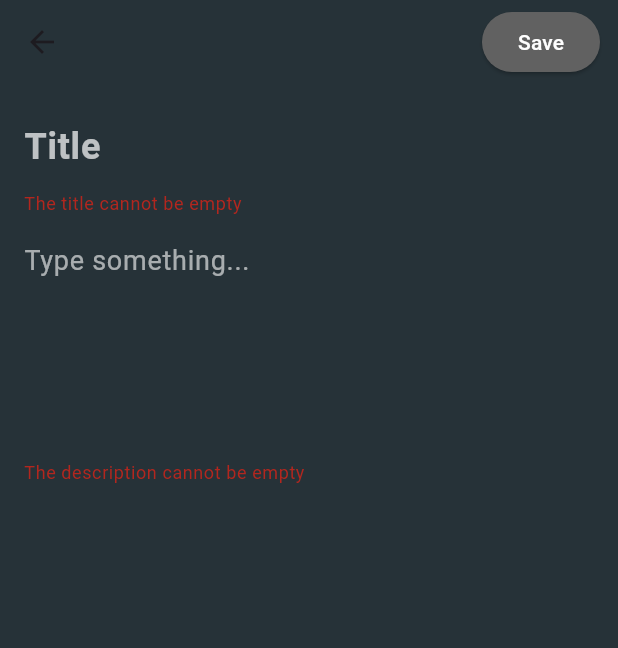
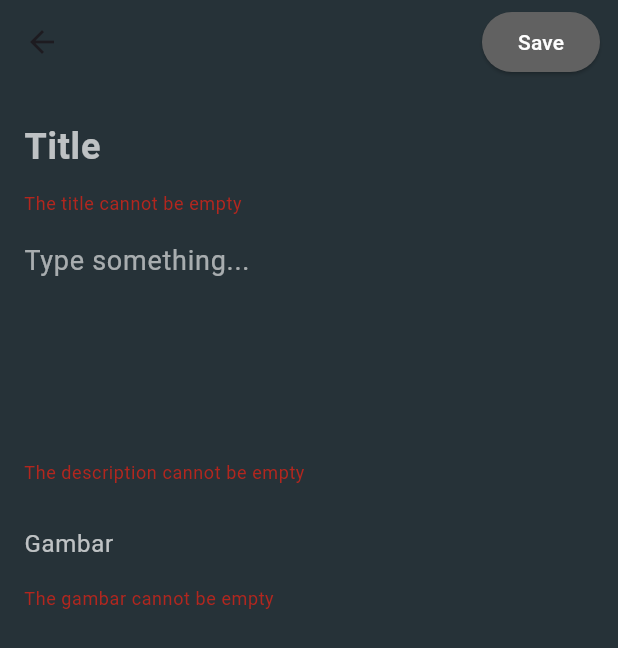
Before and after one commit to yotakeys/ets-flutter-ppb, a Flutter app: the AddEditFilmPage screen opened directly, after a tap on "Save", on a phone screen of 412 x 824 dp. Shown: the top 648 px of the screen. Run offline on Flutter 3.47's test engine with Material 3 defaults, Android fonts, the light colour scheme and no system bars; our stand-ins replace sqflite; accounts and stored records are empty.

Commit message:
feat: add film images handling

```diff
--- a/lib/page/film_detail_page.dart
+++ b/lib/page/film_detail_page.dart
@@ -65,7 +65,12 @@ class _FilmDetailPageState extends State<FilmDetailPage> {
                       film.description,
                       style:
                           const TextStyle(color: Colors.white70, fontSize: 18),
-                    )
+                    ),
+                    const SizedBox(height: 8),
+                    if (film.gambar.isNotEmpty)
+                      Image.network(
+                        film.gambar,
+                      ),
                   ],
                 ),
               ),
--- a/lib/page/film_edit_page.dart
+++ b/lib/page/film_edit_page.dart
@@ -17,10 +17,9 @@ class AddEditFilmPage extends StatefulWidget {
 
 class _AddEditFilmPageState extends State<AddEditFilmPage> {
   final _formKey = GlobalKey<FormState>();
-  late bool isImportant;
-  late int number;
   late String title;
   late String description;
+  late String gambar;
 
   @override
   void initState() {
@@ -28,6 +27,7 @@ class _AddEditFilmPageState extends State<AddEditFilmPage> {
 
     title = widget.film?.title ?? '';
     description = widget.film?.description ?? '';
+    gambar = widget.film?.gambar ?? '';
   }
 
   @override
@@ -40,15 +40,18 @@ class _AddEditFilmPageState extends State<AddEditFilmPage> {
           child: FilmFormWidget(
             title: title,
             description: description,
+            gambar: gambar,
             onChangedTitle: (title) => setState(() => this.title = title),
             onChangedDescription: (description) =>
                 setState(() => this.description = description),
+            onChangedGambar: (gambar) => setState(() => this.gambar = gambar),
           ),
         ),
       );
 
   Widget buildButton() {
-    final isFormValid = title.isNotEmpty && description.isNotEmpty;
+    final isFormValid =
+        title.isNotEmpty && description.isNotEmpty && gambar.isNotEmpty;
 
     return Padding(
       padding: const EdgeInsets.symmetric(vertical: 8, horizontal: 12),
@@ -83,6 +86,7 @@ class _AddEditFilmPageState extends State<AddEditFilmPage> {
     final film = widget.film!.copy(
       title: title,
       description: description,
+      gambar: gambar,
     );
 
     await FilmDatabase.instance.update(film);
@@ -92,7 +96,7 @@ class _AddEditFilmPageState extends State<AddEditFilmPage> {
     final film = Film(
       title: title,
       description: description,
-      gambar: "testing",
+      gambar: gambar,
       createdTime: DateTime.now(),
     );
 
--- a/lib/widget/film_card_widget.dart
+++ b/lib/widget/film_card_widget.dart
@@ -50,6 +50,9 @@ class FilmCardWidget extends StatelessWidget {
                 fontWeight: FontWeight.bold,
               ),
             ),
+            Image.network(
+              film.gambar,
+            ),
           ],
         ),
       ),
--- a/lib/widget/film_form_widget.dart
+++ b/lib/widget/film_form_widget.dart
@@ -3,15 +3,19 @@ import 'package:flutter/material.dart';
 class FilmFormWidget extends StatelessWidget {
   final String? title;
   final String? description;
+  final String? gambar;
   final ValueChanged<String> onChangedTitle;
   final ValueChanged<String> onChangedDescription;
+  final ValueChanged<String> onChangedGambar;
 
   const FilmFormWidget({
     Key? key,
     this.title = '',
     this.description = '',
+    this.gambar = '',
     required this.onChangedTitle,
     required this.onChangedDescription,
+    required this.onChangedGambar,
   }) : super(key: key);
 
   @override
@@ -25,6 +29,7 @@ class FilmFormWidget extends StatelessWidget {
               const SizedBox(height: 8),
               buildDescription(),
               const SizedBox(height: 16),
+              buildGambar(),
             ],
           ),
         ),
@@ -62,4 +67,21 @@ class FilmFormWidget extends StatelessWidget {
             : null,
         onChanged: onChangedDescription,
       );
+
+  Widget buildGambar() => TextFormField(
+        maxLines: 1,
+        initialValue: gambar,
+        style: const TextStyle(
+          color: Colors.white70,
+        ),
+        decoration: const InputDecoration(
+          border: InputBorder.none,
+          hintText: 'Gambar',
+          hintStyle: TextStyle(color: Colors.white70),
+        ),
+        validator: (gambar) => gambar != null && gambar.isEmpty
+            ? 'The gambar cannot be empty'
+            : null,
+        onChanged: onChangedGambar,
+      );
 }
```
